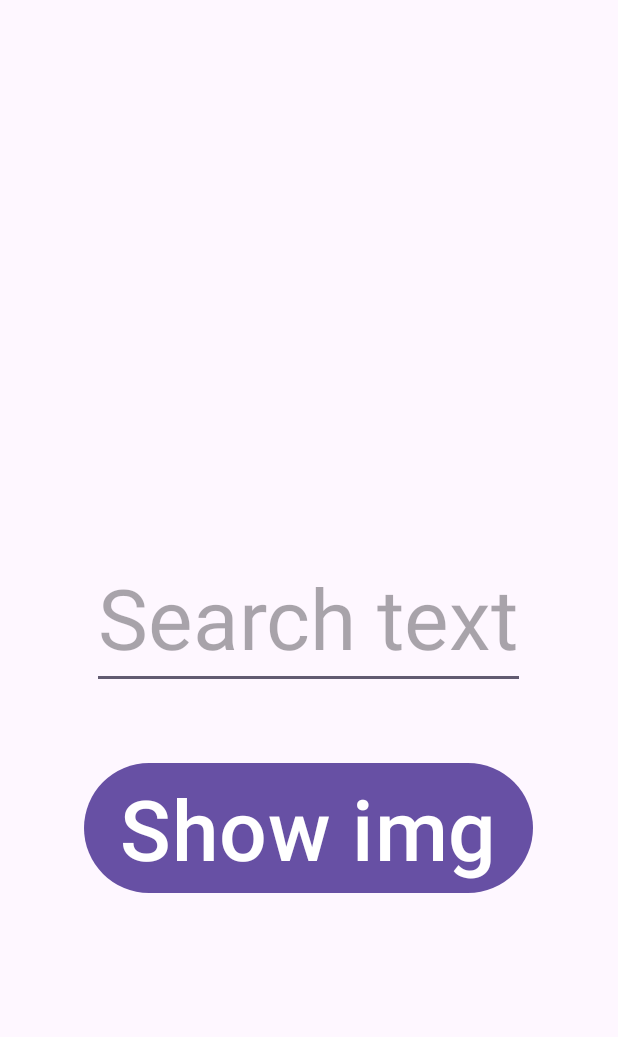
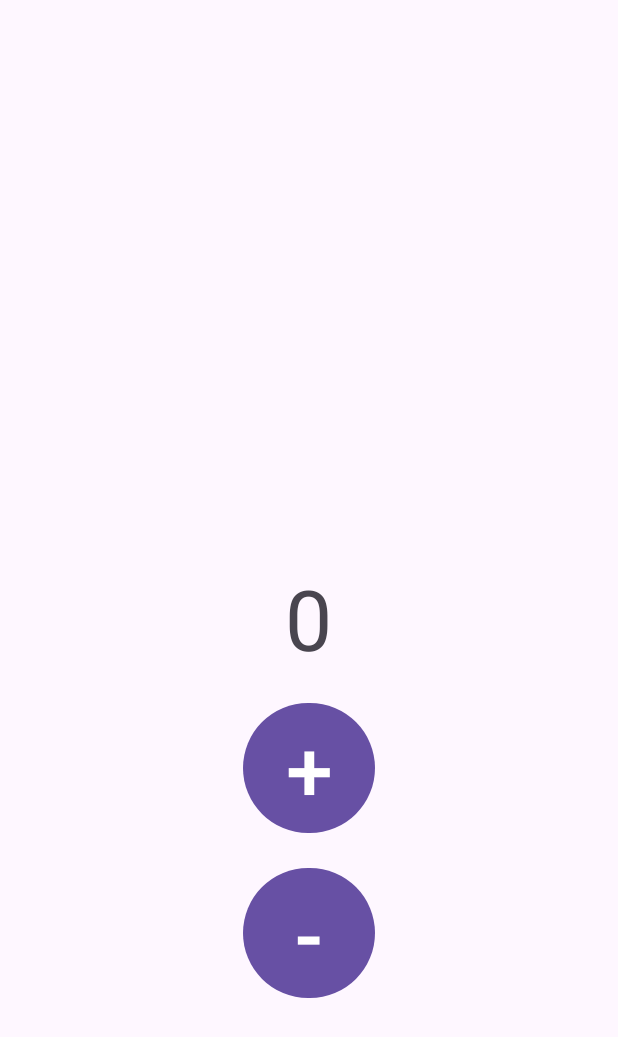
Before and after one commit to Mikhaylov-Andrey-derek23/Lesson_32_kotlin, an Android app: the layout fragment_first.xml on its own in the app's theme, with its tools: preview values and no code run, on a phone screen of 412 x 824 dp. Shown: the top 1037 px of the screen. Run offline under Robolectric (Android 15) with nearby library versions, the phone set to English and light mode, and no system bars.

Commit message:
home work

```diff
--- a/app/src/main/java/com/example/lesson_32/Contract.kt
+++ b/app/src/main/java/com/example/lesson_32/Contract.kt
@@ -3,10 +3,11 @@ package com.example.lesson_32
 interface Contract {
     interface View{
 //        fun changeCounterValue(counterValue:Int)
-        fun showImg(text:String)
+        fun showCount(count:Int)
     }
 
     interface Presenter {
-        fun searchImg(text:String)
+        fun plusCount()
+        fun minusCount()
     }
 }
--- a/app/src/main/res/layout/fragment_first.xml
+++ b/app/src/main/res/layout/fragment_first.xml
@@ -4,29 +4,32 @@
     android:layout_width="match_parent"
     android:layout_height="match_parent"
     tools:context=".MainActivity">
-    <ImageView
-        android:layout_width="400dp"
-        android:layout_height="300dp"
-        android:id="@+id/Img"
-        />
-    <EditText
+    <TextView
         android:layout_width="wrap_content"
         android:layout_height="wrap_content"
         android:layout_gravity="center"
-        android:id="@+id/editText"
-        android:layout_marginTop="0dp"
+        android:id="@+id/tvCount"
         android:textSize="56dp"
-        android:hint="Search text"
+        android:text="0"
         />
 
     <Button
         android:layout_width="wrap_content"
         android:layout_height="wrap_content"
         android:layout_gravity="center"
-        android:id="@+id/btnShowImg"
-        android:layout_marginTop="140dp"
+        android:id="@+id/btnPlus"
+        android:layout_marginTop="100dp"
         android:textSize="56dp"
-        android:text="Show img"
+        android:text="+"
+        />
+    <Button
+        android:layout_width="wrap_content"
+        android:layout_height="wrap_content"
+        android:layout_gravity="center"
+        android:id="@+id/btnMinus"
+        android:layout_marginTop="210dp"
+        android:textSize="56dp"
+        android:text="-"
         />
 
 
```
Also changed, not shown: app/src/main/java/com/example/lesson_32/FirstFragment.kt (+8 -10 lines), app/src/main/java/com/example/lesson_32/FirstPresenter.kt (+10 -6 lines).
